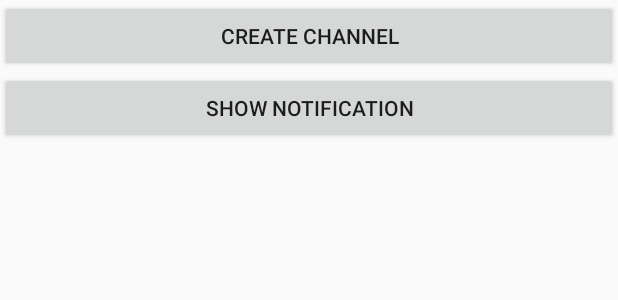
After one commit to junsucom/AndroidSample, an Android app: the layout fragment_notification.xml on its own in the app's theme, with its tools: preview values and no code run, on a phone screen of 412 x 824 dp. The commit adds this screen. Shown: the top 300 px of the screen. Run offline under Robolectric (Android 15) with nearby library versions, the phone set to English and light mode, and no system bars.

Commit message:
Add Notification sample

```diff
--- a/app/src/main/AndroidManifest.xml
+++ b/app/src/main/AndroidManifest.xml
@@ -25,7 +25,7 @@
                 <category android:name="android.intent.category.LAUNCHER" />
             </intent-filter>
         </activity>
-        <receiver android:name=".receiver.BootReceiver"
+        <receiver android:name=".receiver.AppReceiver"
             android:enabled="true"
             android:exported="false">
             <intent-filter>
--- a/app/src/main/java/com/junsu/sample/ui/main/MainFragment.kt
+++ b/app/src/main/java/com/junsu/sample/ui/main/MainFragment.kt
@@ -37,6 +37,7 @@ class MainFragment : BaseFragment<FragmentMainBinding>() {
             R.id.menu_action_blank -> MainFragmentDirections.actionBlankFragment()
             R.id.menu_action_list_paged_network -> MainFragmentDirections.actionNetworkPagedListFragment()
             R.id.menu_action_list_paged_room -> MainFragmentDirections.actionRoomPagedListFragment()
+            R.id.menu_action_notification -> MainFragmentDirections.actionNotificationFragment()
             else -> null
         }?.also {
             findNavController().navigate(it)
--- a/app/src/main/java/com/junsu/sample/util/ApiInterceptor.kt
+++ b/app/src/main/java/com/junsu/sample/util/ApiInterceptor.kt
@@ -13,6 +13,7 @@ import okhttp3.*
 import okhttp3.MediaType.Companion.toMediaType
 import okhttp3.ResponseBody.Companion.toResponseBody
 import okhttp3.logging.HttpLoggingInterceptor
+import timber.log.Timber
 import java.util.*
 
 
@@ -46,12 +47,11 @@ private class ItemDummyInterceptor : Interceptor {
         )
     }
 
-
     override fun intercept(chain: Interceptor.Chain): Response {
-
         return if (chain.request().url.toString().contains(Define.URL_GET_ITEM)) {
             val startIndex = chain.request().url.queryParameter(Define.PARAM_GET_ITEM_START_INDEX)?.toLong()?:0
             val count = chain.request().url.queryParameter(Define.PARAM_GET_ITEM_COUNT)?.toInt()?:0
+            Timber.d("intercept startIndex:$startIndex, count:$count")
             val responseString = makeFakeResponse(startIndex, count)
             Response.Builder()
                 .code(200)
--- /dev/null
+++ b/app/src/main/res/layout/fragment_notification.xml
@@ -0,0 +1,25 @@
+<?xml version="1.0" encoding="utf-8"?>
+<layout xmlns:android="http://schemas.android.com/apk/res/android"
+    xmlns:app="http://schemas.android.com/apk/res-auto"
+    xmlns:tools="http://schemas.android.com/tools">
+
+    <androidx.appcompat.widget.LinearLayoutCompat
+        android:layout_width="match_parent"
+        android:layout_height="match_parent"
+        android:orientation="vertical"
+        tools:context="com.junsu.sample.ui.notification.NotificationFragment">
+
+        <Button
+            android:id="@+id/createButton"
+            android:layout_width="match_parent"
+            android:layout_height="wrap_content"
+            android:text="Create Channel" />
+
+        <Button
+            android:id="@+id/showButton"
+            android:layout_width="match_parent"
+            android:layout_height="wrap_content"
+            android:text="Show Notification" />
+
+    </androidx.appcompat.widget.LinearLayoutCompat>
+</layout>
--- a/app/src/main/res/menu/menu_main.xml
+++ b/app/src/main/res/menu/menu_main.xml
@@ -22,4 +22,8 @@
             </group>
         </menu>
     </item>
+    <item
+        android:id="@+id/menu_action_notification"
+        android:orderInCategory="300"
+        android:title="@string/menu_notification"/>
 </menu>
```
Also changed, not shown: app/src/main/java/com/junsu/sample/receiver/AppReceiver.kt (renamed from app/src/main/java/com/junsu/sample/receiver/BootReceiver.kt, +7 -1 lines), app/src/main/java/com/junsu/sample/ui/notification/NotificationFragment.kt (added, +48 -0 lines), app/src/main/java/com/junsu/sample/ui/notification/NotificationViewModel.kt (added, +10 -0 lines), app/src/main/java/com/junsu/sample/util/NotificationUtils.kt (added, +114 -0 lines), app/src/main/res/drawable/ic_baseline_notifications_24.xml (added, +10 -0 lines), app/src/main/res/drawable/ic_baseline_snooze_24.xml (added, +10 -0 lines), app/src/main/res/navigation/nav_graph.xml (+10 -0 lines), app/src/main/res/values/strings.xml (+8 -0 lines).
